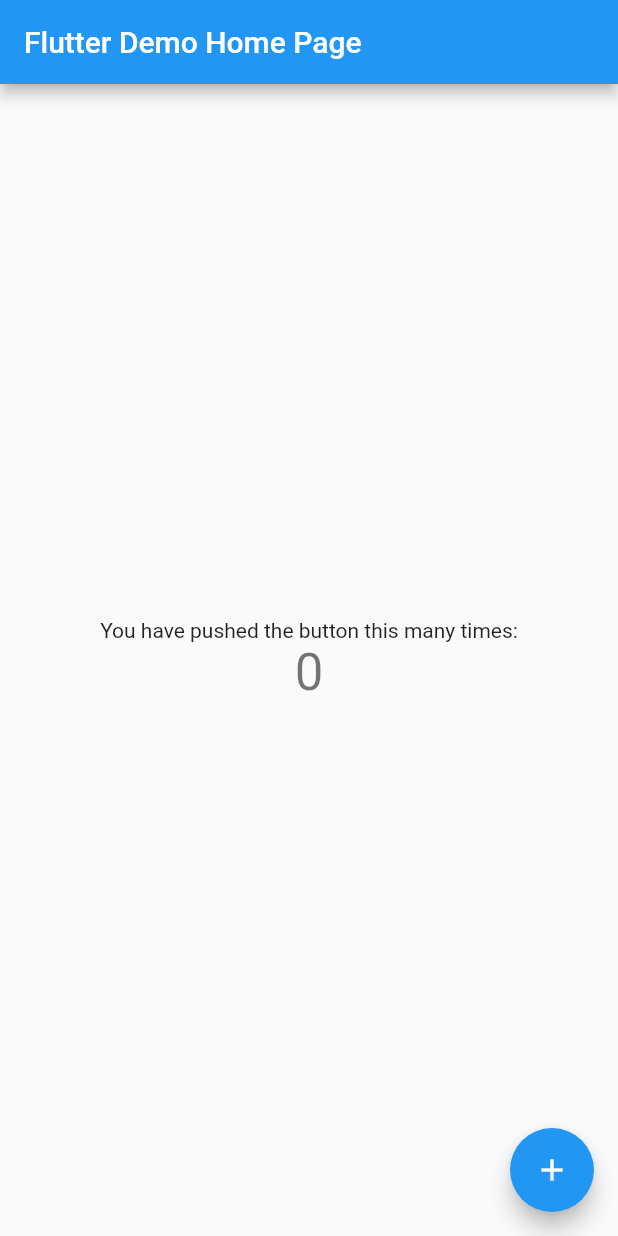
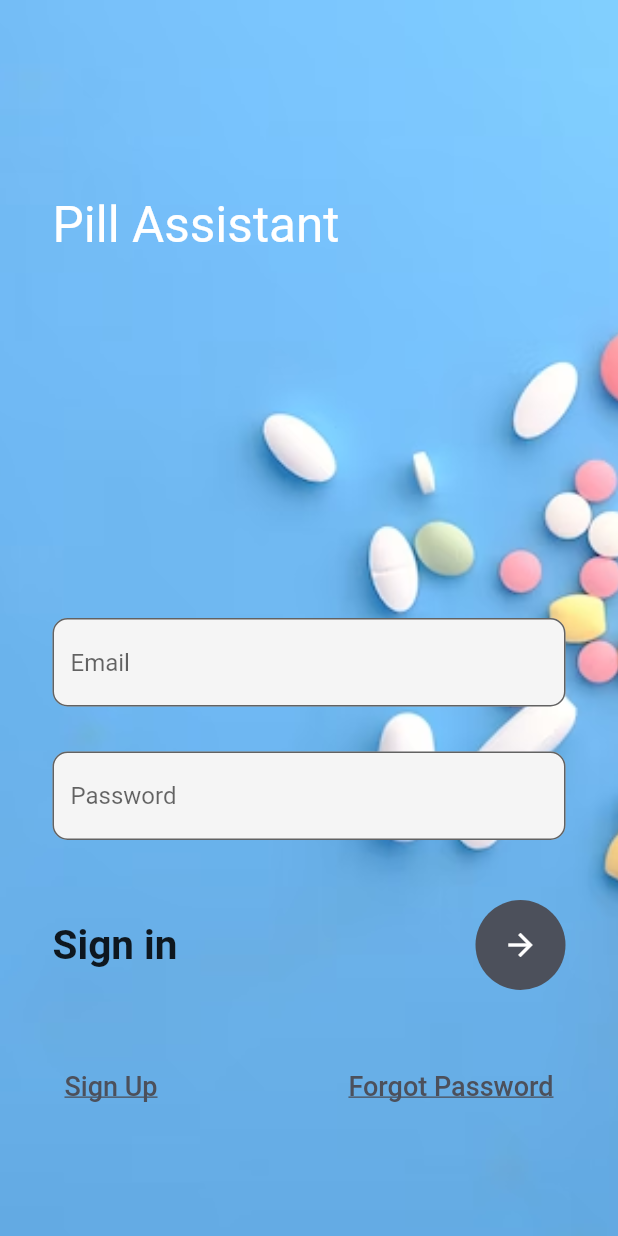
Before and after one commit to Samruddhi-Badlani/Pill_Assistant, a Flutter app: the screen it shows after launch, on a phone screen of 412 x 824 dp. Run offline on Flutter 3.47's test engine with Material 2 defaults, Android fonts, the phone set to English and light mode, and no system bars.

Commit message:
completed login and register pages frontend

```diff
--- a/lib/main.dart
+++ b/lib/main.dart
@@ -1,115 +1,13 @@
 import 'package:flutter/material.dart';
+import 'package:pill_assistant/pages/login.dart';
+import 'package:pill_assistant/pages/register.dart';
 
 void main() {
-  runApp(const MyApp());
+  runApp(MaterialApp(
+    initialRoute: 'login',
+    routes: {
+      'login': (context) => Login(),
+      'register': (context) => Register()
+    },
+  ));
 }
-
-class MyApp extends StatelessWidget {
-  const MyApp({Key? key}) : super(key: key);
-
-  // This widget is the root of your application.
-  @override
-  Widget build(BuildContext context) {
-    return MaterialApp(
-      title: 'Flutter Demo',
-      theme: ThemeData(
-        // This is the theme of your application.
-        //
-        // Try running your application with "flutter run". You'll see the
-        // application has a blue toolbar. Then, without quitting the app, try
-        // changing the primarySwatch below to Colors.green and then invoke
-        // "hot reload" (press "r" in the console where you ran "flutter run",
-        // or simply save your changes to "hot reload" in a Flutter IDE).
-        // Notice that the counter didn't reset back to zero; the application
-        // is not restarted.
-        primarySwatch: Colors.blue,
-      ),
-      home: const MyHomePage(title: 'Flutter Demo Home Page'),
-    );
-  }
-}
-
-class MyHomePage extends StatefulWidget {
-  const MyHomePage({Key? key, required this.title}) : super(key: key);
-
-  // This widget is the home page of your application. It is stateful, meaning
-  // that it has a State object (defined below) that contains fields that affect
-  // how it looks.
-
-  // This class is the configuration for the state. It holds the values (in this
-  // case the title) provided by the parent (in this case the App widget) and
-  // used by the build method of the State. Fields in a Widget subclass are
-  // always marked "final".
-
-  final String title;
-
-  @override
-  State<MyHomePage> createState() => _MyHomePageState();
-}
-
-class _MyHomePageState extends State<MyHomePage> {
-  int _counter = 0;
-
-  void _incrementCounter() {
-    setState(() {
-      // This call to setState tells the Flutter framework that something has
-      // changed in this State, which causes it to rerun the build method below
-      // so that the display can reflect the updated values. If we changed
-      // _counter without calling setState(), then the build method would not be
-      // called again, and so nothing would appear to happen.
-      _counter++;
-    });
-  }
-
-  @override
-  Widget build(BuildContext context) {
-    // This method is rerun every time setState is called, for instance as done
-    // by the _incrementCounter method above.
-    //
-    // The Flutter framework has been optimized to make rerunning build methods
-    // fast, so that you can just rebuild anything that needs updating rather
-    // than having to individually change instances of widgets.
-    return Scaffold(
-      appBar: AppBar(
-        // Here we take the value from the MyHomePage object that was created by
-        // the App.build method, and use it to set our appbar title.
-        title: Text(widget.title),
-      ),
-      body: Center(
-        // Center is a layout widget. It takes a single child and positions it
-        // in the middle of the parent.
-        child: Column(
-          // Column is also a layout widget. It takes a list of children and
-          // arranges them vertically. By default, it sizes itself to fit its
-          // children horizontally, and tries to be as tall as its parent.
-          //
-          // Invoke "debug painting" (press "p" in the console, choose the
-          // "Toggle Debug Paint" action from the Flutter Inspector in Android
-          // Studio, or the "Toggle Debug Paint" command in Visual Studio Code)
-          // to see the wireframe for each widget.
-          //
-          // Column has various properties to control how it sizes itself and
-          // how it positions its children. Here we use mainAxisAlignment to
-          // center the children vertically; the main axis here is the vertical
-          // axis because Columns are vertical (the cross axis would be
-          // horizontal).
-          mainAxisAlignment: MainAxisAlignment.center,
-          children: <Widget>[
-            const Text(
-              'You have pushed the button this many times:',
-            ),
-            Text(
-              '$_counter',
-              style: Theme.of(context).textTheme.headline4,
-            ),
-          ],
-        ),
-      ),
-      floatingActionButton: FloatingActionButton(
-        onPressed: _incrementCounter,
-        tooltip: 'Increment',
-        child: const Icon(Icons.add),
-      ), // This trailing comma makes auto-formatting nicer for build methods.
-    );
-  }
-}
--- /dev/null
+++ b/lib/pages/login.dart
@@ -0,0 +1,132 @@
+import 'package:flutter/material.dart';
+
+class Login extends StatefulWidget {
+  const Login({Key? key}) : super(key: key);
+
+  @override
+  _LoginState createState() => _LoginState();
+}
+
+class _LoginState extends State<Login> {
+  @override
+  Widget build(BuildContext context) {
+    return Container(
+      decoration: BoxDecoration(
+        image: DecorationImage(
+            image: AssetImage('assets/bg.png'), fit: BoxFit.cover),
+      ),
+      child: Scaffold(
+        backgroundColor: Colors.transparent,
+        body: Stack(
+          children: [
+            Container(),
+            Container(
+              padding: EdgeInsets.only(left: 35, top: 130),
+              child: Text(
+                'Pill Assistant',
+                style: TextStyle(color: Colors.white, fontSize: 33),
+              ),
+            ),
+            SingleChildScrollView(
+              child: Container(
+                padding: EdgeInsets.only(
+                    top: MediaQuery.of(context).size.height * 0.5),
+                child: Column(
+                  crossAxisAlignment: CrossAxisAlignment.start,
+                  children: [
+                    Container(
+                      margin: EdgeInsets.only(left: 35, right: 35),
+                      child: Column(
+                        children: [
+                          TextField(
+                            style: TextStyle(color: Colors.black),
+                            decoration: InputDecoration(
+                                fillColor: Colors.grey.shade100,
+                                filled: true,
+                                hintText: "Email",
+                                border: OutlineInputBorder(
+                                  borderRadius: BorderRadius.circular(10),
+                                )),
+                          ),
+                          SizedBox(
+                            height: 30,
+                          ),
+                          TextField(
+                            style: TextStyle(),
+                            obscureText: true,
+                            decoration: InputDecoration(
+                                fillColor: Colors.grey.shade100,
+                                filled: true,
+                                hintText: "Password",
+                                border: OutlineInputBorder(
+                                  borderRadius: BorderRadius.circular(10),
+                                )),
+                          ),
+                          SizedBox(
+                            height: 40,
+                          ),
+                          Row(
+                            mainAxisAlignment: MainAxisAlignment.spaceBetween,
+                            children: [
+                              Text(
+                                'Sign in',
+                                style: TextStyle(
+                                    fontSize: 27, fontWeight: FontWeight.w700),
+                              ),
+                              CircleAvatar(
+                                radius: 30,
+                                backgroundColor: Color(0xff4c505b),
+                                child: IconButton(
+                                    color: Colors.white,
+                                    onPressed: () {},
+                                    icon: Icon(
+                                      Icons.arrow_forward,
+                                    )),
+                              )
+                            ],
+                          ),
+                          SizedBox(
+                            height: 40,
+                          ),
+                          Row(
+                            mainAxisAlignment: MainAxisAlignment.spaceBetween,
+                            children: [
+                              TextButton(
+                                onPressed: () {
+                                  Navigator.pushNamed(context, 'register');
+                                },
+                                child: Text(
+                                  'Sign Up',
+                                  textAlign: TextAlign.left,
+                                  style: TextStyle(
+                                      decoration: TextDecoration.underline,
+                                      color: Color(0xff4c505b),
+                                      fontSize: 18),
+                                ),
+                                style: ButtonStyle(),
+                              ),
+                              TextButton(
+                                  onPressed: () {},
+                                  child: Text(
+                                    'Forgot Password',
+                                    style: TextStyle(
+                                      decoration: TextDecoration.underline,
+                                      color: Color(0xff4c505b),
+                                      fontSize: 18,
+                                    ),
+                                  )),
+                            ],
+                          )
+                        ],
+                      ),
+                    )
+                  ],
+                ),
+              ),
+            ),
+          ],
+        ),
+      ),
+    );
+  }
+}
--- a/pubspec.yaml
+++ b/pubspec.yaml
@@ -61,6 +61,8 @@
   # assets:
   #   - images/a_dot_burr.jpeg
   #   - images/a_dot_ham.jpeg
+  assets:
+    - assets/
 
   # An image asset can refer to one or more resolution-specific "variants", see
   # https://flutter.dev/assets-and-images/#resolution-aware
```
Also changed, not shown: lib/pages/bgImage.dart (added, +15 -0 lines), lib/pages/register.dart (added, +173 -0 lines), assets/bg.png (added), assets/login.png (added), assets/register.png (added), 2 other files.
